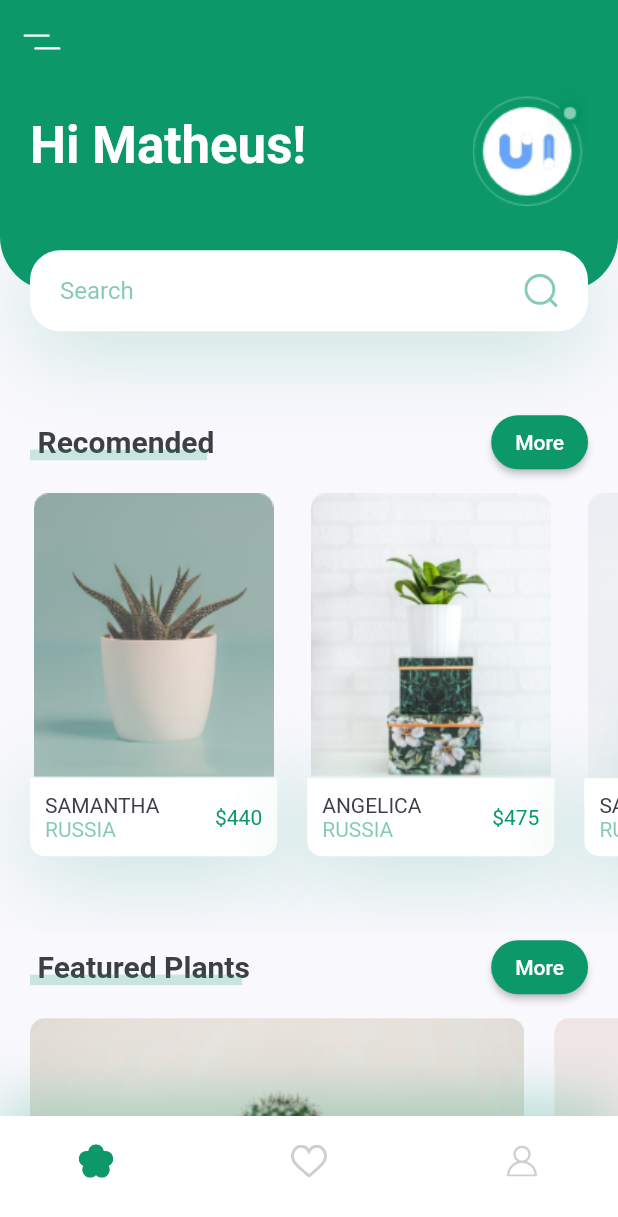
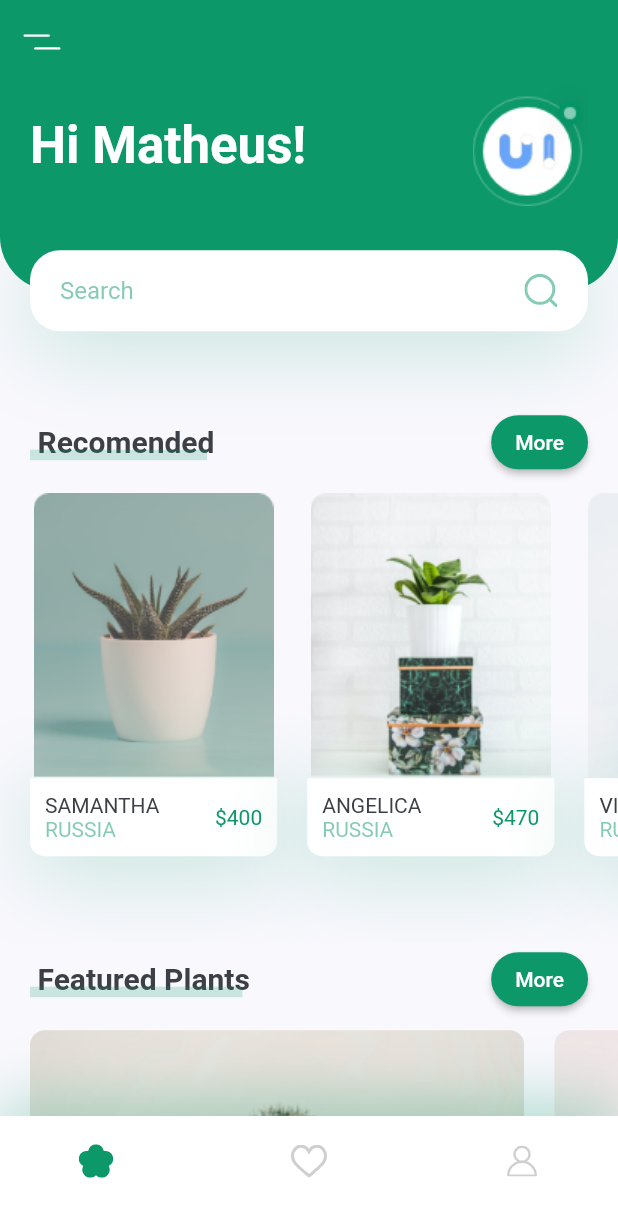
Before and after one commit to MatheusAngelicio/Plant_App, a Flutter app: the screen it shows after launch, on a phone screen of 412 x 824 dp. Shown: the top 1217 px of the screen. Run offline on Flutter 3.47's test engine with Material 2 defaults, Android fonts, the phone set to English and light mode, and no system bars; our stand-ins replace flutter_svg.

Commit message:
deixar dinamico tela de detalhes

```diff
--- /dev/null
+++ b/lib/model/plant_model.dart
@@ -0,0 +1,13 @@
+class Plant {
+  final String title;
+  final String country;
+  final int price;
+  final String image;
+
+  Plant({
+    required this.title,
+    required this.country,
+    required this.price,
+    required this.image,
+  });
+}
--- a/lib/screens/details/components/body.dart
+++ b/lib/screens/details/components/body.dart
@@ -3,11 +3,14 @@ import 'package:flutter_svg/svg.dart';
 import 'package:plant_app/constants.dart';
 import 'package:plant_app/screens/details/components/title_and_price.dart';
 
+import '../../../model/plant_model.dart';
 import 'icon_card.dart';
 import 'image_and_icons.dart';
 
 class Body extends StatelessWidget {
-  const Body({super.key});
+  const Body({super.key, required this.plant});
+
+  final Plant plant;
 
   @override
   Widget build(BuildContext context) {
@@ -15,11 +18,14 @@ class Body extends StatelessWidget {
     return SingleChildScrollView(
       child: Column(
         children: [
-          ImageAndIcons(size: size),
+          ImageAndIcons(
+            size: size,
+            image: 'assets/images/img.png',
+          ),
           TitleAndPrice(
-            title: "Angelica",
-            country: "Russia",
-            price: 440,
+            title: plant.title,
+            country: plant.country,
+            price: plant.price,
           ),
           SizedBox(
             height: kDefaultPadding * 4,
--- a/lib/screens/details/components/image_and_icons.dart
+++ b/lib/screens/details/components/image_and_icons.dart
@@ -8,9 +8,11 @@ class ImageAndIcons extends StatelessWidget {
   const ImageAndIcons({
     super.key,
     required this.size,
+    required this.image,
   });
 
   final Size size;
+  final String image;
 
   @override
   Widget build(BuildContext context) {
@@ -64,7 +66,7 @@ class ImageAndIcons extends StatelessWidget {
                 image: DecorationImage(
                   alignment: Alignment.centerLeft,
                   fit: BoxFit.cover,
-                  image: AssetImage("assets/images/img.png"),
+                  image: AssetImage(image),
                 ),
               ),
             ),
--- a/lib/screens/details/details_screen.dart
+++ b/lib/screens/details/details_screen.dart
@@ -1,13 +1,19 @@
 import 'package:flutter/material.dart';
 import 'package:plant_app/screens/details/components/body.dart';
 
+import '../../model/plant_model.dart';
+
 class DetailScreen extends StatelessWidget {
-  const DetailScreen({super.key});
+  const DetailScreen({super.key, required this.plant});
+
+  final Plant plant;
 
   @override
   Widget build(BuildContext context) {
     return Scaffold(
-      body: Body(),
+      body: Body(
+        plant: plant,
+      ),
     );
   }
 }
--- a/lib/screens/home/components/recomend_plants.dart
+++ b/lib/screens/home/components/recomend_plants.dart
@@ -1,4 +1,5 @@
 import 'package:flutter/material.dart';
+import 'package:plant_app/model/plant_model.dart';
 import 'package:plant_app/screens/details/components/body.dart';
 
 import '../../../constants.dart';
@@ -11,49 +12,68 @@ class RecomendsPlants extends StatelessWidget {
 
   @override
   Widget build(BuildContext context) {
-    return SingleChildScrollView(
-      scrollDirection: Axis.horizontal,
-      child: Row(
-        children: [
-          RecomendPlantCard(
-            image: "assets/images/image_1.png",
+    List<Plant> plants = [
+      Plant(
         title: "Samantha",
         country: "Russia",
-            price: 440,
+        price: 400,
+        image: "assets/images/image_1.png",
+      ),
+      Plant(
+        title: "Angelica",
+        country: "Russia",
+        price: 470,
+        image: "assets/images/image_2.png",
+      ),
+      Plant(
+        title: "Violet",
+        country: "Russia",
+        price: 730,
+        image: "assets/images/image_3.png",
+      ),
+    ];
+    return Container(
+      height: 310,
+      child: ListView(
+        scrollDirection: Axis.horizontal,
+        children: [
+          for (var plant in plants)
+            _itemView(
+              image: plant.image,
+              title: plant.title,
+              country: plant.country,
+              price: plant.price,
               press: () {
                 Navigator.push(
                   context,
                   MaterialPageRoute(
-                  builder: (context) => DetailScreen(),
+                    builder: (context) => DetailScreen(
+                      plant: plant,
+                    ),
                   ),
                 );
               },
-          ),
-          RecomendPlantCard(
-            image: "assets/images/image_2.png",
-            title: "Angelica",
-            country: "Russia",
-            price: 475,
-            press: () {
-              Navigator.push(
-                context,
-                MaterialPageRoute(
-                  builder: (context) => DetailScreen(),
-                ),
-              );
-            },
-          ),
-          RecomendPlantCard(
-            image: "assets/images/image_3.png",
-            title: "Samantha",
-            country: "Russia",
-            price: 440,
-            press: () {},
-          ),
+            )
         ],
       ),
     );
   }
+}
+
+_itemView({
+  required String image,
+  required String title,
+  required String country,
+  required int price,
+  required Function press,
+}) {
+  return RecomendPlantCard(
+    image: image,
+    title: title,
+    country: country,
+    price: price,
+    press: press,
+  );
 }
 
 class RecomendPlantCard extends StatelessWidget {
```
Lines whose indentation alone changed are shown as unchanged.
